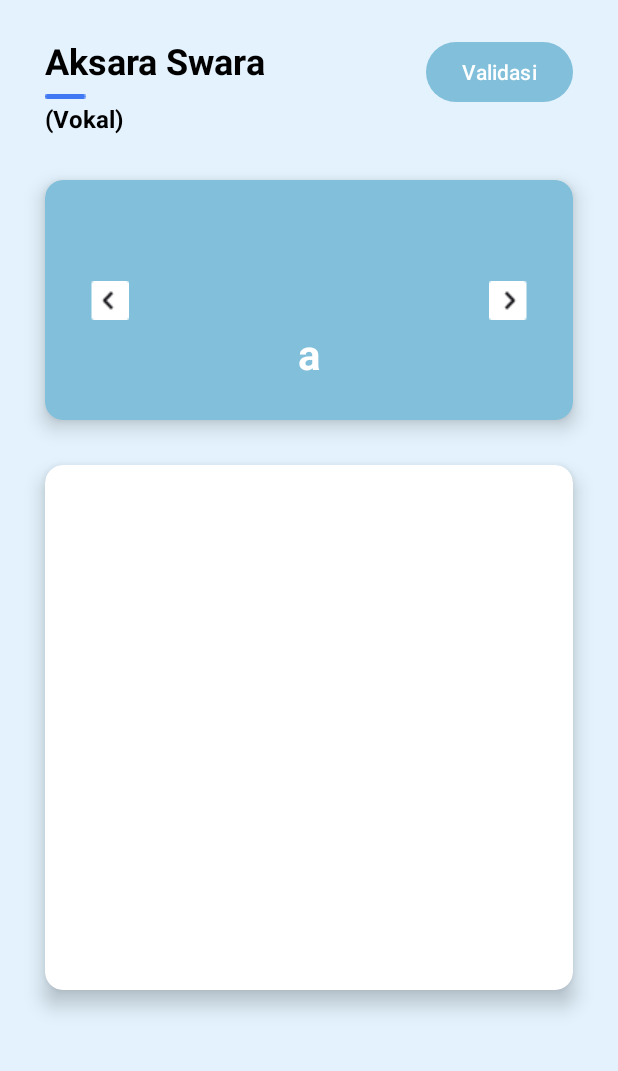
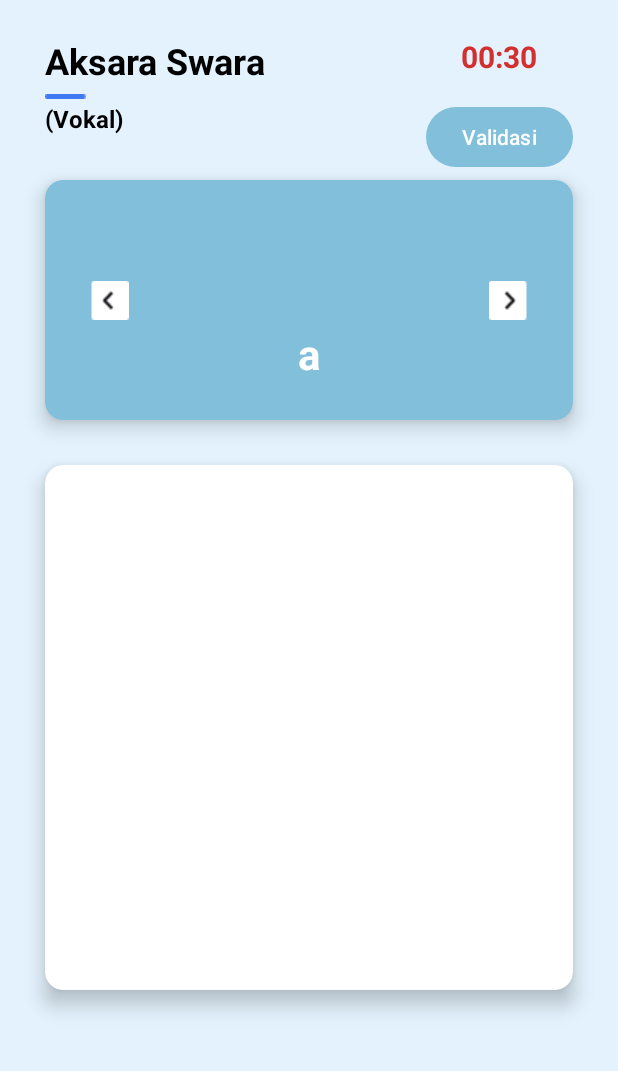
Before and after one commit to nandapril27/Skripsi-WidyaAksara, an Android app: the layout activity_kuis_menulis_swara.xml on its own in the app's theme, with its tools: preview values and no code run, on a phone screen of 412 x 824 dp, the part 165-1236 px from its top. Run offline under Robolectric (Android 15) with nearby library versions, the phone set to English and light mode, and no system bars.

Commit message:
add dialog dan timer di kuis menulis swara

```diff
--- a/app/src/main/res/layout/activity_kuis_menulis_swara.xml
+++ b/app/src/main/res/layout/activity_kuis_menulis_swara.xml
@@ -1,6 +1,7 @@
 <?xml version="1.0" encoding="utf-8"?>
 <androidx.constraintlayout.widget.ConstraintLayout xmlns:android="http://schemas.android.com/apk/res/android"
     xmlns:app="http://schemas.android.com/apk/res-auto"
+    xmlns:tools="http://schemas.android.com/tools"
     android:layout_width="match_parent"
     android:layout_height="match_parent"
     android:background="#E3F2FD">
@@ -30,14 +31,29 @@
         android:layout_marginTop="24dp"
         android:layout_marginStart="30dp" />
 
+    <!-- Timer -->
+    <TextView
+        android:id="@+id/tvTimer"
+        android:layout_width="wrap_content"
+        android:layout_height="wrap_content"
+        android:text="00:30"
+        android:textColor="#D32F2F"
+        android:textSize="20sp"
+        android:textStyle="bold"
+        app:layout_constraintTop_toTopOf="@id/tvMateri"
+        app:layout_constraintEnd_toEndOf="parent"
+        android:layout_marginBottom="8dp"
+        android:layout_marginEnd="54dp"/>
+
     <!-- Tombol Validasi -->
     <Button
         android:id="@+id/btnValidasi"
         android:layout_width="wrap_content"
         android:layout_height="wrap_content"
         android:text="Validasi"
-        app:layout_constraintTop_toTopOf="@id/tvMateri"
+        app:layout_constraintTop_toBottomOf="@id/tvTimer"
         app:layout_constraintEnd_toEndOf="parent"
+        android:layout_marginTop="16dp"
         android:layout_marginEnd="30dp" />
 
     <ImageView
```
Also changed, not shown: app/src/main/java/com/example/widyaaksara/activity/KuisMenulisSwaraActivity.kt (+90 -10 lines), app/src/main/res/drawable/asset_notif_peringatan.png (added).
